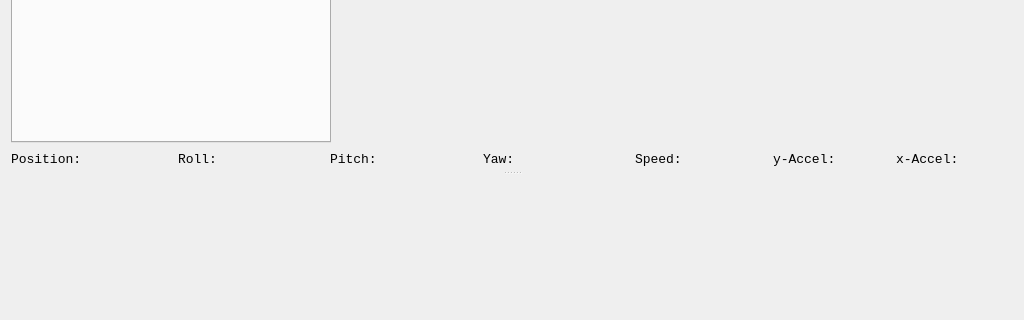
First picture: the form in ui/mainwindow.ui, repository xwaldo/openFVD, before the edit; both pictures show x 0 to 1024 and y 123 to 443 of the 1024 by 656 pixel window.
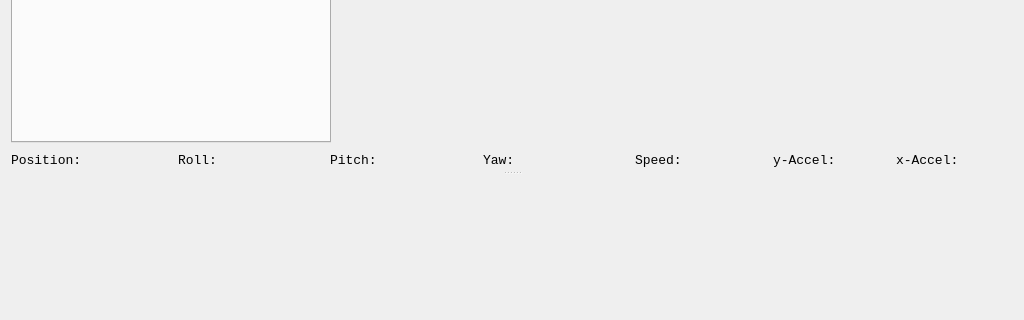
Second picture: the form after the edit. Icons and pictures are not drawn. Custom widgets are drawn as their Qt base class.

```diff
--- a/ui/mainwindow.ui
+++ b/ui/mainwindow.ui
@@ -198,7 +198,7 @@
              <property name="maximumSize">
               <size>
                <width>16777215</width>
-               <height>15</height>
+               <height>20</height>
               </size>
              </property>
              <property name="font">
@@ -219,6 +219,9 @@
              <property name="text">
               <string>Position:</string>
              </property>
+             <property name="wordWrap">
+              <bool>false</bool>
+             </property>
              <property name="textInteractionFlags">
               <set>Qt::TextInteractionFlag::NoTextInteraction</set>
              </property>
@@ -235,7 +238,7 @@
              <property name="maximumSize">
               <size>
                <width>16777215</width>
-               <height>15</height>
+               <height>20</height>
               </size>
              </property>
              <property name="font">
@@ -247,6 +250,9 @@
              <property name="text">
               <string>Roll:</string>
              </property>
+             <property name="wordWrap">
+              <bool>false</bool>
+             </property>
             </widget>
            </item>
            <item>
@@ -260,7 +266,7 @@
              <property name="maximumSize">
               <size>
                <width>16777215</width>
-               <height>15</height>
+               <height>20</height>
               </size>
              </property>
              <property name="font">
@@ -272,6 +278,9 @@
              <property name="text">
               <string>Pitch:</string>
              </property>
+             <property name="wordWrap">
+              <bool>false</bool>
+             </property>
             </widget>
            </item>
            <item>
@@ -291,7 +300,7 @@
              <property name="maximumSize">
               <size>
                <width>16777215</width>
-               <height>15</height>
+               <height>20</height>
               </size>
              </property>
              <property name="font">
@@ -303,6 +312,9 @@
              <property name="text">
               <string>Yaw:</string>
              </property>
+             <property name="wordWrap">
+              <bool>false</bool>
+             </property>
             </widget>
            </item>
            <item>
@@ -316,7 +328,7 @@
              <property name="maximumSize">
               <size>
                <width>16777215</width>
-               <height>15</height>
+               <height>20</height>
               </size>
              </property>
              <property name="font">
@@ -328,6 +340,9 @@
              <property name="text">
               <string>Speed:</string>
              </property>
+             <property name="wordWrap">
+              <bool>false</bool>
+             </property>
             </widget>
            </item>
            <item>
@@ -341,7 +356,7 @@
              <property name="maximumSize">
               <size>
                <width>16777215</width>
-               <height>15</height>
+               <height>20</height>
               </size>
              </property>
              <property name="font">
@@ -353,6 +368,9 @@
              <property name="text">
               <string>y-Accel:</string>
              </property>
+             <property name="wordWrap">
+              <bool>false</bool>
+             </property>
             </widget>
            </item>
            <item>
@@ -366,7 +384,7 @@
              <property name="maximumSize">
               <size>
                <width>16777215</width>
-               <height>15</height>
+               <height>20</height>
               </size>
              </property>
              <property name="font">
@@ -378,6 +396,9 @@
              <property name="text">
               <string>x-Accel:</string>
              </property>
+             <property name="wordWrap">
+              <bool>false</bool>
+             </property>
             </widget>
            </item>
           </layout>
```
